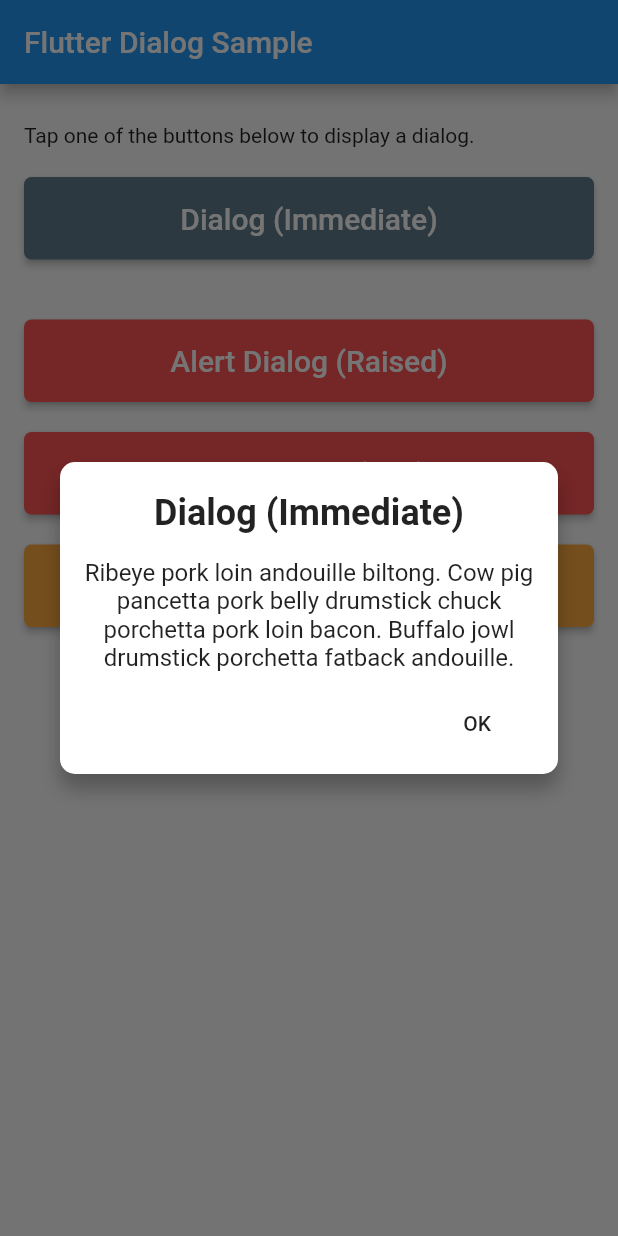
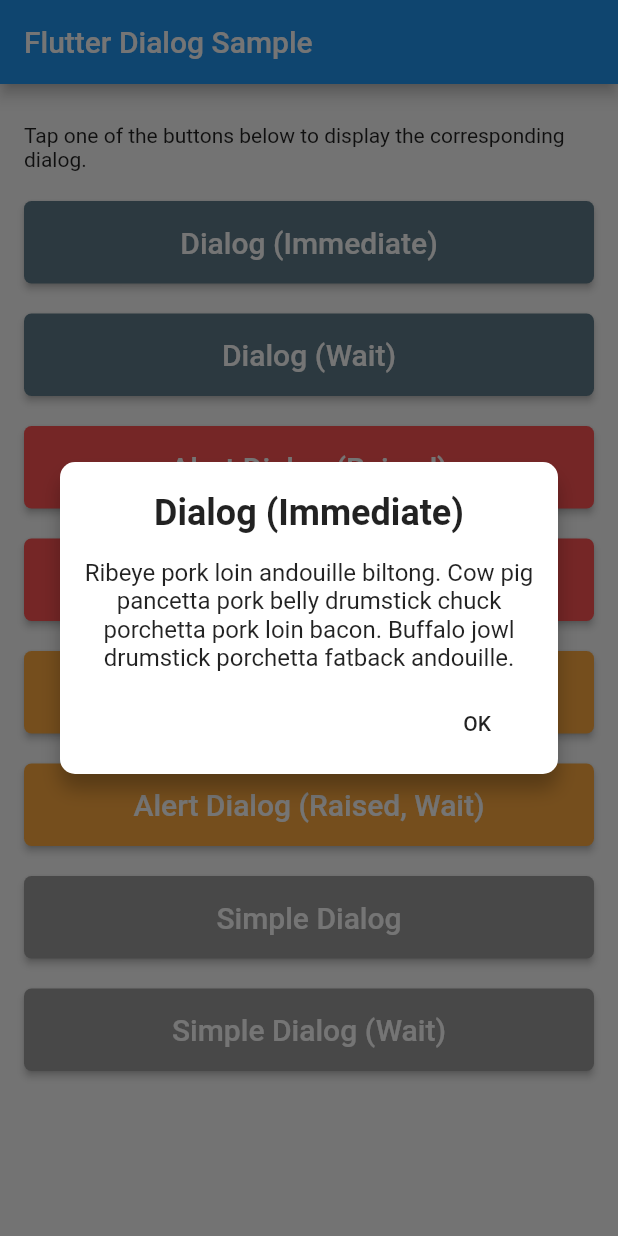
Before and after one commit to johnwargo/flutter-dialog-sample, a Flutter app: the DialogPage screen opened directly, after a tap on "Dialog (Immediate)", on a phone screen of 412 x 824 dp. Run offline on Flutter 3.47's test engine with Material 2 defaults, Android fonts, the phone set to English and light mode, and no system bars.

Commit message:
finished app
Added screen shot too

```diff
--- a/lib/pages/home.dart
+++ b/lib/pages/home.dart
@@ -19,9 +19,33 @@ class _DialogPageState extends State<DialogPage> {
     super.initState();
   }
 
+  void _showDialogImmediate(BuildContext context) {
+    // https://medium.com/@excogitatr/custom-dialog-in-flutter-d00e0441f1d5
+    showDialog(
+      context: context,
+      builder: (BuildContext context) => CustomDialog(
+        title: "Dialog (Immediate)",
+        description:
+            "Ribeye pork loin andouille biltong. Cow pig pancetta pork belly drumstick chuck porchetta pork loin bacon. Buffalo jowl drumstick porchetta fatback andouille.",
+        buttonText: "OK",
+      ),
+    );
+  }
+
+  Future<void> _showDialogWait(BuildContext context) async {
+    // https://medium.com/@excogitatr/custom-dialog-in-flutter-d00e0441f1d5
+    return showDialog<void>(
+      context: context,
+      builder: (BuildContext context) => CustomDialog(
+        title: "Dialog (Wait)",
+        description:
+            "Ribeye pork loin andouille biltong. Cow pig pancetta pork belly drumstick chuck porchetta pork loin bacon. Buffalo jowl drumstick porchetta fatback andouille. ",
+        buttonText: "OK",
+      ),
+    );
+  }
+
   void _showAlertDialogRaised(BuildContext context) {
-    print('DialogPage: _showAlertDialog()');
-
     Widget okButton = RaisedButton(
       child: Text("OK"),
       onPressed: () {
@@ -54,8 +78,6 @@ class _DialogPageState extends State<DialogPage> {
   }
 
   void _showAlertDialogFlat(BuildContext context) {
-    print('DialogPage: _showAlertDialog()');
-
     Widget okButton = FlatButton(
       child: Text("OK"),
       onPressed: () {
@@ -87,9 +109,51 @@ class _DialogPageState extends State<DialogPage> {
     );
   }
 
+  Future<void> _alertWaitFlat(BuildContext context) {
+    return showDialog<void>(
+      context: context,
+      builder: (BuildContext context) {
+        return AlertDialog(
+          title: Text('Alert (Wait)'),
+          content: const Text(
+              'Ribeye pork loin andouille biltong. Cow pig pancetta pork belly drumstick chuck porchetta pork loin bacon. Buffalo jowl drumstick porchetta fatback andouille.'),
+          actions: <Widget>[
+            FlatButton(
+              child: Text('Ok'),
+              onPressed: () {
+                print('OK tapped');
+                Navigator.of(context).pop();
+              },
+            ),
+          ],
+        );
+      },
+    );
+  }
+
+  Future<void> _alertWaitRaised(BuildContext context) {
+    return showDialog<void>(
+      context: context,
+      builder: (BuildContext context) {
+        return AlertDialog(
+          title: Text('Alert (Wait)'),
+          content: const Text(
+              'Ribeye pork loin andouille biltong. Cow pig pancetta pork belly drumstick chuck porchetta pork loin bacon. Buffalo jowl drumstick porchetta fatback andouille.'),
+          actions: <Widget>[
+            RaisedButton(
+              child: Text('Ok'),
+              onPressed: () {
+                print('OK tapped');
+                Navigator.of(context).pop();
+              },
+            ),
+          ],
+        );
+      },
+    );
+  }
+
   void _showSimpleDialog(BuildContext context) {
-    print('DialogPage: _showSimpleDialog()');
-
     Widget okButton = SimpleDialogOption(
       onPressed: () {
         print('OK tapped');
@@ -119,31 +183,35 @@ class _DialogPageState extends State<DialogPage> {
     );
   }
 
-  void _showDialogImmediate(BuildContext context) {
-    // https://medium.com/@excogitatr/custom-dialog-in-flutter-d00e0441f1d5
-    showDialog(
+  Future<void> _showSimpleDialogWait(BuildContext context) {
+    Widget okButton = SimpleDialogOption(
+      onPressed: () {
+        print('OK tapped');
+        Navigator.pop(context, 'Some result');
+      },
+      child: const Text('OK'),
+    );
+
+    Widget cancelButton = SimpleDialogOption(
+      onPressed: () {
+        print('Cancel tapped');
+        Navigator.pop(context, 'Some other result');
+      },
+      child: const Text('Cancel'),
+    );
+
+    SimpleDialog simpDialog = SimpleDialog(
+      title: const Text('This is a simple dialog'),
+      children: <Widget>[okButton, cancelButton],
+    );
+
+    return showDialog<void>(
       context: context,
-      builder: (BuildContext context) => CustomDialog(
-        title: "Dialog (Immediate)",
-        description:
-            "Ribeye pork loin andouille biltong. Cow pig pancetta pork belly drumstick chuck porchetta pork loin bacon. Buffalo jowl drumstick porchetta fatback andouille. ",
-        buttonText: "OK",
-      ),
+      builder: (BuildContext context) {
+        return simpDialog;
+      },
     );
   }
-
-  // Future<Null> _showDialogWait(BuildContext context) async {
-  //   // https://medium.com/@excogitatr/custom-dialog-in-flutter-d00e0441f1d5
-  //   return await showDialog(
-  //     context: context,
-  //     builder: (BuildContext context) => CustomDialog(
-  //       title: "Dialog (Wait)",
-  //       description:
-  //           "Ribeye pork loin andouille biltong. Cow pig pancetta pork belly drumstick chuck porchetta pork loin bacon. Buffalo jowl drumstick porchetta fatback andouille. ",
-  //       buttonText: "OK",
-  //     ),
-  //   );
-  // }
 
   @override
   Widget build(BuildContext context) {
@@ -156,10 +224,10 @@ class _DialogPageState extends State<DialogPage> {
           padding: const EdgeInsets.all(16.0),
           children: <Widget>[
             SizedBox(height: 10),
-            Text("Tap one of the buttons below to display a dialog."),
+            Text(
+                "Tap one of the buttons below to display the corresponding dialog."),
 
             SizedBox(height: 20),
-
             //=================================
             // Dialog (immediate)
             //=================================
@@ -174,9 +242,9 @@ class _DialogPageState extends State<DialogPage> {
               ),
               splashColor: Colors.blueAccent,
               onPressed: () {
-                print('start');
+                print('Start');
                 _showDialogImmediate(context);
-                print('end');
+                print('Done');
               },
               child: Text(
                 "Dialog (Immediate)",
@@ -185,33 +253,30 @@ class _DialogPageState extends State<DialogPage> {
             ),
 
             SizedBox(height: 20),
-
-            //=================================
+            // =================================
             // Dialog (wait)
-            //=================================
-            // RaisedButton(
-            //   color: Colors.blueGrey,
-            //   textColor: Colors.white,
-            //   disabledColor: Colors.grey,
-            //   disabledTextColor: Colors.black,
-            //   padding: EdgeInsets.all(16.0),
-            //   shape: RoundedRectangleBorder(
-            //     borderRadius: BorderRadius.circular(5),
-            //   ),
-            //   splashColor: Colors.blueAccent,
-            //   onPressed: () {
-            //     print('start');
-            //     _showDialogWait(context);
-            //     print('end');
-            //   },
-            //   child: Text(
-            //     "Dialog (Wait)",
-            //     style: TextStyle(fontSize: 20.0),
-            //   ),
-            // ),
+            // =================================
+            RaisedButton(
+              color: Colors.blueGrey,
+              textColor: Colors.white,
+              disabledColor: Colors.grey,
+              disabledTextColor: Colors.black,
+              padding: EdgeInsets.all(16.0),
+              shape: RoundedRectangleBorder(
+                borderRadius: BorderRadius.circular(5),
+              ),
+              splashColor: Colors.blueAccent,
+              onPressed: () {
+                print('Start');
+                _showDialogWait(context).then((value) => {print('Done')});
+              },
+              child: Text(
+                "Dialog (Wait)",
+                style: TextStyle(fontSize: 20.0),
+              ),
+            ),
 
             SizedBox(height: 20),
-
             //=================================
             // Alert Dialog (Raised)
             //=================================
@@ -230,12 +295,13 @@ class _DialogPageState extends State<DialogPage> {
                 style: TextStyle(fontSize: 20.0),
               ),
               onPressed: () {
+                print('Start');
                 _showAlertDialogRaised(context);
+                print('Done');
               },
             ),
 
             SizedBox(height: 20),
-
             //=================================
             // Alert Dialog (Flat)
             //=================================
@@ -254,14 +320,15 @@ class _DialogPageState extends State<DialogPage> {
                 style: TextStyle(fontSize: 20.0),
               ),
               onPressed: () {
+                print('Start');
                 _showAlertDialogFlat(context);
+                print('Done');
               },
             ),
 
             SizedBox(height: 20),
-
             //=================================
-            // Simple Dialog
+            // Alert Dialog (Flat, Wait)
             //=================================
             RaisedButton(
               color: Colors.orangeAccent,
@@ -273,11 +340,85 @@ class _DialogPageState extends State<DialogPage> {
                 borderRadius: BorderRadius.circular(5),
               ),
               splashColor: Colors.blueAccent,
+              child: Text(
+                "Alert Dialog (Flat, Wait)",
+                style: TextStyle(fontSize: 20.0),
+              ),
               onPressed: () {
+                print('Start');
+                _alertWaitFlat(context).then((value) => {print('Done')});
+              },
+            ),
+
+            SizedBox(height: 20),
+            //=================================
+            // Alert Dialog (Raised, Wait)
+            //=================================
+            RaisedButton(
+              color: Colors.orangeAccent,
+              textColor: Colors.white,
+              disabledColor: Colors.grey,
+              disabledTextColor: Colors.black,
+              padding: EdgeInsets.all(16.0),
+              shape: RoundedRectangleBorder(
+                borderRadius: BorderRadius.circular(5),
+              ),
+              splashColor: Colors.blueAccent,
+              child: Text(
+                "Alert Dialog (Raised, Wait)",
+                style: TextStyle(fontSize: 20.0),
+              ),
+              onPressed: () {
+                print('Start');
+                _alertWaitRaised(context).then((value) => {print('Done')});
+              },
+            ),
+
+            SizedBox(height: 20),
+            //=================================
+            // Simple Dialog
+            //=================================
+            RaisedButton(
+              color: Colors.grey,
+              textColor: Colors.white,
+              disabledColor: Colors.grey,
+              disabledTextColor: Colors.black,
+              padding: EdgeInsets.all(16.0),
+              shape: RoundedRectangleBorder(
+                borderRadius: BorderRadius.circular(5),
+              ),
+              splashColor: Colors.blueAccent,
+              onPressed: () {
+                print('Start');
                 _showSimpleDialog(context);
+                print('Done');
               },
               child: Text(
                 "Simple Dialog",
+                style: TextStyle(fontSize: 20.0),
+              ),
+            ),
+
+            SizedBox(height: 20),
+            //=================================
+            // Simple Dialog (Wait)
+            //=================================
+            RaisedButton(
+              color: Colors.grey,
+              textColor: Colors.white,
+              disabledColor: Colors.grey,
+              disabledTextColor: Colors.black,
+              padding: EdgeInsets.all(16.0),
+              shape: RoundedRectangleBorder(
+                borderRadius: BorderRadius.circular(5),
+              ),
+              splashColor: Colors.blueAccent,
+              onPressed: () {
+                print('Start');
+                _showSimpleDialogWait(context).then((value) => {print('Done')});
+              },
+              child: Text(
+                "Simple Dialog (Wait)",
                 style: TextStyle(fontSize: 20.0),
               ),
             ),
```
Also changed, not shown: images/image-01.png (added), 1 other file.
